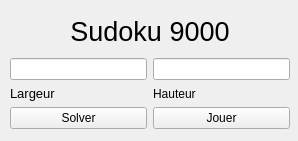
TouffeTouffe/Projet_Info, file menu.ui: the form before one commit.
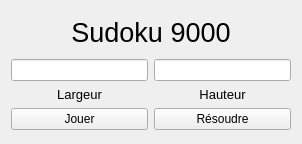
The form after the commit.

Commit message: Partie solver ok!

The edit to the form file:
```diff
--- a/menu.ui
+++ b/menu.ui
@@ -6,8 +6,8 @@
    <rect>
     <x>0</x>
     <y>0</y>
-    <width>298</width>
-    <height>141</height>
+    <width>302</width>
+    <height>144</height>
    </rect>
   </property>
   <property name="windowTitle">
@@ -16,8 +16,8 @@
   <widget class="QWidget" name="">
    <property name="geometry">
     <rect>
-     <x>10</x>
-     <y>11</y>
+     <x>11</x>
+     <y>12</y>
      <width>280</width>
      <height>118</height>
     </rect>
@@ -72,6 +72,9 @@
           <property name="text">
            <string>Largeur</string>
           </property>
+          <property name="alignment">
+           <set>Qt::AlignCenter</set>
+          </property>
          </widget>
         </item>
        </layout>
@@ -83,9 +86,17 @@
         </item>
         <item>
          <widget class="QLabel" name="label_2">
+          <property name="font">
+           <font>
+            <pointsize>10</pointsize>
+           </font>
+          </property>
           <property name="text">
            <string>Hauteur</string>
           </property>
+          <property name="alignment">
+           <set>Qt::AlignCenter</set>
+          </property>
          </widget>
         </item>
        </layout>
@@ -94,13 +105,6 @@
     </item>
     <item>
      <layout class="QHBoxLayout" name="horizontalLayout_2">
-      <item>
-       <widget class="QPushButton" name="solve_btn">
-        <property name="text">
-         <string>Solver</string>
-        </property>
-       </widget>
-      </item>
       <item>
        <widget class="QPushButton" name="play_btn">
         <property name="text">
@@ -108,6 +112,13 @@
         </property>
        </widget>
       </item>
+      <item>
+       <widget class="QPushButton" name="resoudre_btn">
+        <property name="text">
+         <string>Résoudre</string>
+        </property>
+       </widget>
+      </item>
      </layout>
     </item>
    </layout>
```
Left out of the diff: 2 changed lines with no effect on the pictures. The commit also changes 3 other files.
